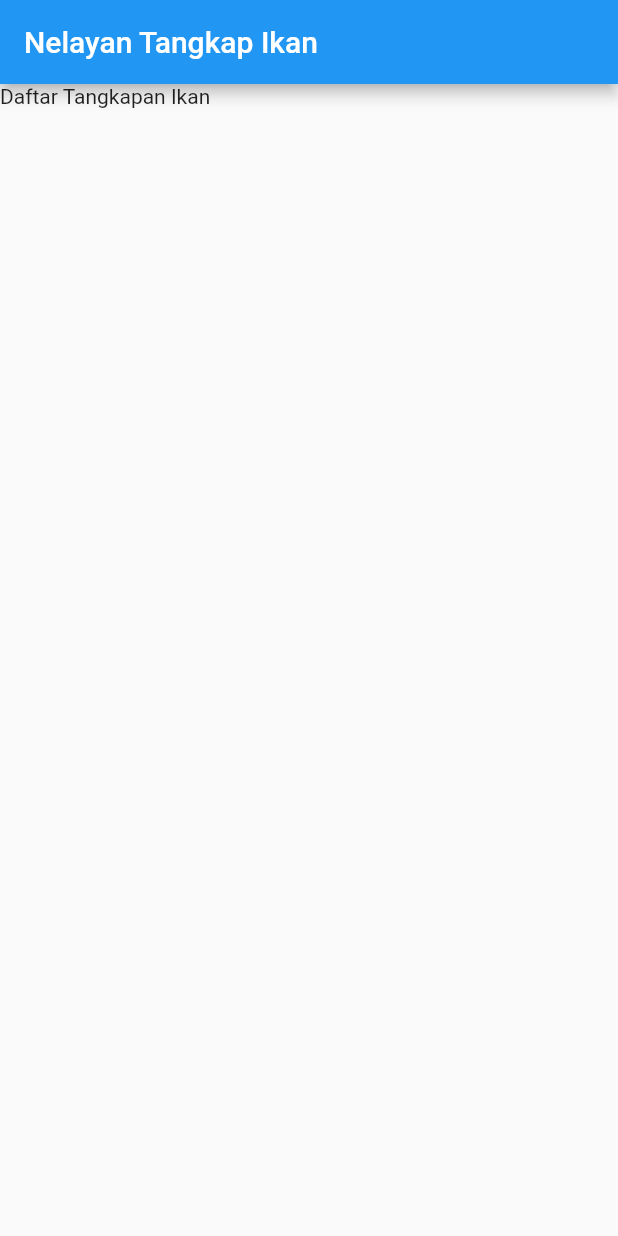
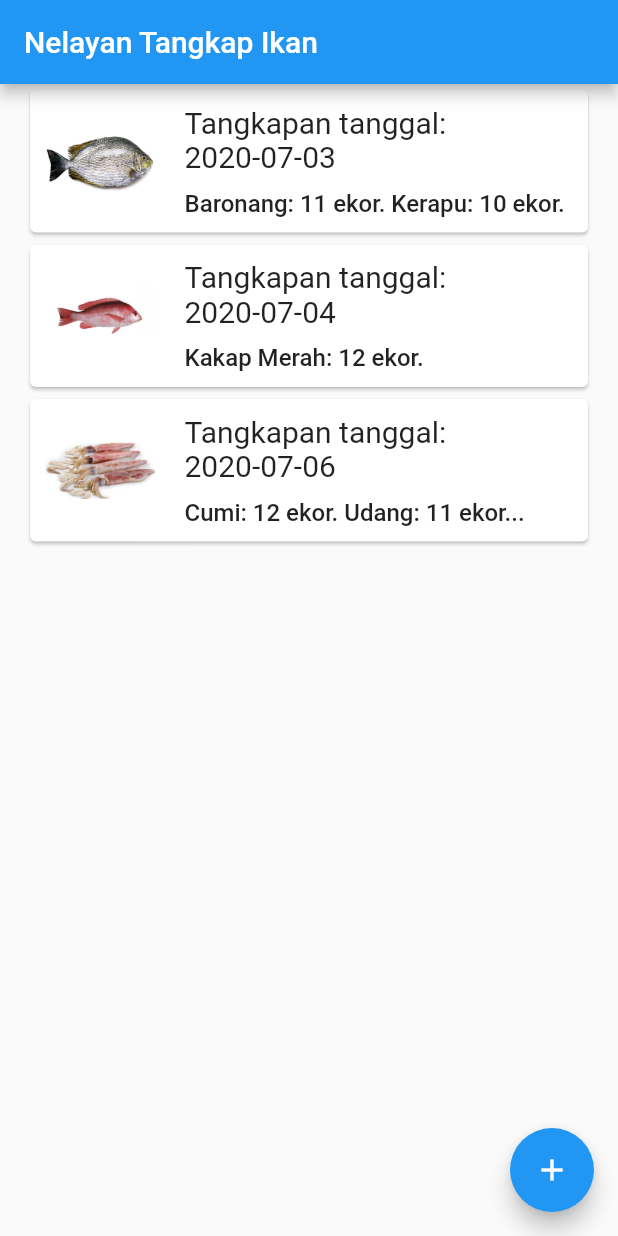
Before and after one commit to oonid/flutter-tangkap-ikan, a Flutter app: the screen it shows after launch, on a phone screen of 412 x 824 dp. Run offline on Flutter 3.47's test engine with Material 2 defaults, Android fonts, the phone set to English and light mode, and no system bars.

Commit message:
menambahkan UtamaScreen sebagai halaman utama (HomeScreen).

```diff
--- a/lib/main.dart
+++ b/lib/main.dart
@@ -1,5 +1,6 @@
 import 'package:flutter/material.dart';
 import 'package:tangkap_ikan/models/tangkapan_ikan.dart';
+import 'package:tangkap_ikan/screens/utama_screen.dart';
 
 void main() {
   runApp(TangkapIkanApp());
@@ -15,13 +16,8 @@ class TangkapIkanApp extends StatelessWidget {
         primarySwatch: Colors.blue,
         visualDensity: VisualDensity.adaptivePlatformDensity,
       ),
-      home: Scaffold(
-        appBar: AppBar(
-          title: const Text('Nelayan Tangkap Ikan'),
-        ),
-        body: Container(
-          child: const Text('Daftar Tangkapan Ikan'),
-        ),
+      home: UtamaScreen(
+        tangkapanIkanList: tangkapanIkanList,
       ),
     );
   }
--- /dev/null
+++ b/lib/screens/utama_screen.dart
@@ -0,0 +1,105 @@
+import 'package:flutter/material.dart';
+import 'package:tangkap_ikan/models/tangkapan_ikan.dart';
+
+// Utama atau Laman, artinya halaman utama (HomeScreen)
+// merupakan Stateful Widget karena nanti ada pengubahan state tangkapanIkanList
+
+class UtamaScreen extends StatefulWidget {
+  final List<TangkapanIkan> tangkapanIkanList;
+
+  UtamaScreen({Key key, this.tangkapanIkanList}) : super(key: key);
+
+  @override
+  _UtamaScreenState createState() => _UtamaScreenState();
+}
+
+class _UtamaScreenState extends State<UtamaScreen> {
+  @override
+  Widget build(BuildContext context) {
+    return Scaffold(
+      appBar: AppBar(
+        title: const Text('Nelayan Tangkap Ikan'),
+      ),
+      body: ListView(
+        children: widget.tangkapanIkanList
+            .where((tangkapanIkan) => tangkapanIkan.tangkapan.length > 0)
+            .map((tangkapanIkan) {
+          String gambarAset = '';
+          String teksDaftar = '';
+          int jumlahTampil = 2; // menampilkan maksimum 2 di daftar
+
+          // iterasi seluruh data tangkapan, data minimal 1 tangkapan
+          int jumlahTerbanyak = 0;
+          tangkapanIkan.tangkapan.asMap().forEach((idx, tangkapan) {
+            Ikan ikan = tangkapan['jenis'];
+            int jumlah = tangkapan['jumlah'];
+            if (gambarAset == '') gambarAset = ikan.gambarAset; // inisialisasi
+            if (jumlah > jumlahTerbanyak) {
+              // tampilkan 1 gambar dari tangkapan dengan jumlah terbanyak
+              jumlahTerbanyak = jumlah;
+              gambarAset = ikan.gambarAset;
+            }
+            if (idx < jumlahTampil) {
+              if (idx > 0) teksDaftar += ' '; // spasi antar kalimat
+              teksDaftar += '${ikan.nama}: $jumlah ekor.';
+            } else if (idx == jumlahTampil) {
+              teksDaftar += '..'; // dst
+            }
+          });
+
+          // isi dari ListView
+          return FlatButton(
+            onPressed: () {},
+            child: Card(
+              child: Row(
+                crossAxisAlignment: CrossAxisAlignment.center,
+                children: <Widget>[
+                  Expanded(
+                    flex: 1,
+                    child: Padding(
+                      padding: const EdgeInsets.all(10.0),
+                      child: Image.asset(gambarAset),
+                    ),
+                  ),
+                  Expanded(
+                    flex: 3,
+                    child: Padding(
+                      padding: const EdgeInsets.all(10.0),
+                      child: Column(
+                        crossAxisAlignment: CrossAxisAlignment.start,
+                        mainAxisSize: MainAxisSize.min,
+                        children: <Widget>[
+                          Text(
+                            'Tangkapan tanggal: ${tangkapanIkan.tanggal}',
+                            style: TextStyle(
+                              fontSize: 20.0,
+                            ),
+                          ),
+                          SizedBox(
+                            height: 10.0,
+                          ),
+                          Text(
+                            teksDaftar,
+                            style: TextStyle(
+                              fontSize: 16.0,
+                              fontWeight: FontWeight.w500,
+                            ),
+                          ),
+                        ],
+                      ),
+                    ),
+                  )
+                ],
+              ),
+            ),
+          );
+        }).toList(),
+      ),
+      floatingActionButton: FloatingActionButton(
+        child: const Icon(Icons.add),
+        tooltip: 'Tambah Tangkapan Ikan',
+        onPressed: () {},
+      ),
+    );
+  }
+}
```
